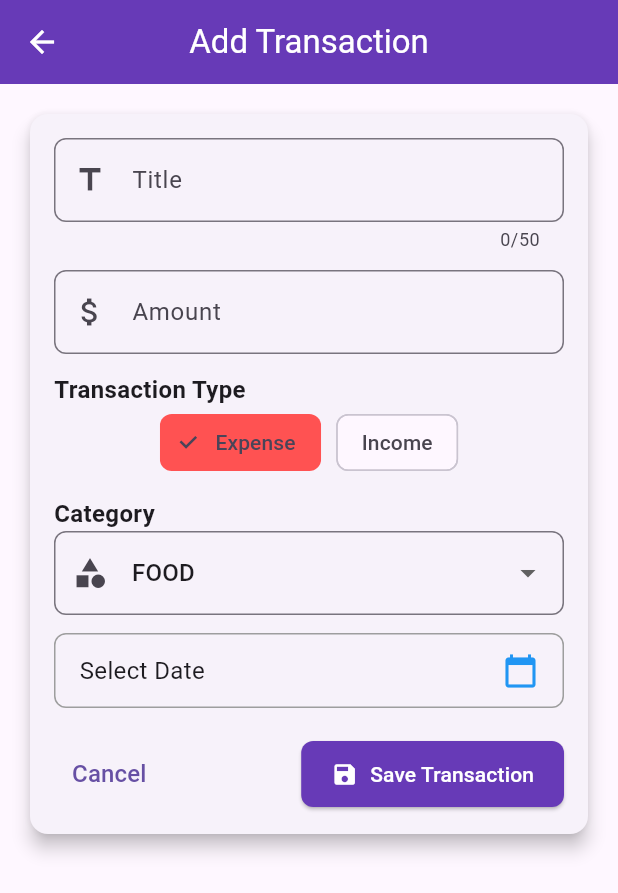
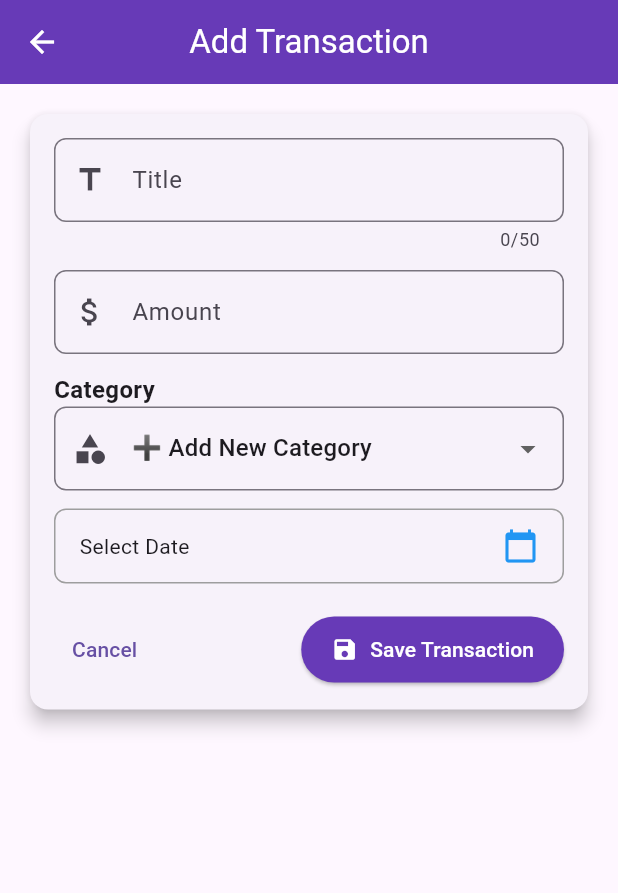
Before and after one commit to shshaheen/MyFinance, a Flutter app: the AddTransactionScreen screen opened directly, on a phone screen of 412 x 824 dp. Shown: the top 893 px of the screen. Run offline on Flutter 3.47's test engine with Material 3 defaults, Android fonts, the light colour scheme and no system bars; our stand-ins replace cloud_firestore, firebase_auth, firebase_core; accounts and stored records are empty; generated files the repository leaves out were written again.

Commit message:
Add categories manually

```diff
--- a/lib/models/transaction.dart
+++ b/lib/models/transaction.dart
@@ -1,10 +1,8 @@
 import 'package:uuid/uuid.dart';
 import 'package:intl/intl.dart';
-
+import 'category.dart';
 final formatter = DateFormat.yMd();
 const uuid = Uuid();
-
-enum Category { food, leisure, travel, work }
 
 
 enum TransactionType { income, expense }
@@ -22,7 +20,7 @@ class Transaction {
   final String title;
   final double amount;
   final DateTime date;
-  final Category category;
+  final CategoryModel category;
   final TransactionType type; // NEW FIELD
 
   String get formattedDate {
--- a/lib/screens/add_transaction_screen.dart
+++ b/lib/screens/add_transaction_screen.dart
@@ -1,12 +1,6 @@
 import 'package:flutter/material.dart';
+import '../models/transaction.dart';
 import 'package:intl/intl.dart';
-import 'package:uuid/uuid.dart';
-
-final formatter = DateFormat.yMd();
-const uuid = Uuid();
-
-enum Category { food, leisure, travel, work }
-enum TransactionType { income, expense }
 
 class AddTransactionScreen extends StatefulWidget {
   const AddTransactionScreen({super.key});
@@ -19,21 +13,46 @@ class _AddTransactionScreenState extends State<AddTransactionScreen> {
   final _titleController = TextEditingController();
   final _amountController = TextEditingController();
   DateTime? _selectedDate;
-  Category _selectedCategory = Category.food;
-  TransactionType _selectedType = TransactionType.expense; // Default to Expense
+  TransactionType _selectedType = TransactionType.expense;
+  List<String> _categories = ['Food', 'Leisure', 'Travel', 'Work'];
+  String? _selectedCategory;
 
-  void _presentDatePicker() async {
-    final now = DateTime.now();
-    final firstDate = DateTime(now.year - 1, now.month, now.day);
-    final pickedDate = await showDatePicker(
+  final formatter = DateFormat.yMMMd();
+
+  void _addNewCategory() {
+    TextEditingController _newCategoryController = TextEditingController();
+
+    showDialog(
       context: context,
-      initialDate: now,
-      firstDate: firstDate,
-      lastDate: now,
+      builder: (ctx) {
+        return AlertDialog(
+          title: const Text("Add New Category"),
+          content: TextField(
+            controller: _newCategoryController,
+            decoration: const InputDecoration(labelText: "Category Name"),
+          ),
+          actions: [
+            TextButton(
+              onPressed: () => Navigator.pop(ctx),
+              child: const Text("Cancel"),
+            ),
+            ElevatedButton(
+              onPressed: () {
+                final newCategoryName = _newCategoryController.text.trim();
+                if (newCategoryName.isNotEmpty && !_categories.contains(newCategoryName)) {
+                  setState(() {
+                    _categories.add(newCategoryName);
+                    _selectedCategory = newCategoryName;
+                  });
+                  Navigator.pop(ctx);
+                }
+              },
+              child: const Text("Add"),
+            ),
+          ],
+        );
+      },
     );
-    setState(() {
-      _selectedDate = pickedDate;
-    });
   }
 
   void _submitTransaction() {
@@ -42,18 +61,16 @@ class _AddTransactionScreenState extends State<AddTransactionScreen> {
 
     if (_titleController.text.trim().isEmpty ||
         amountIsInvalid ||
-        _selectedDate == null) {
+        _selectedDate == null ||
+        _selectedCategory == null) {
       showDialog(
         context: context,
         builder: (ctx) => AlertDialog(
           title: const Text("Invalid Input"),
-          content: const Text(
-              "Please enter a valid Title, Amount, Date, and Category."),
+          content: const Text("Please enter a valid Title, Amount, Date, and Category."),
           actions: [
             TextButton(
-              onPressed: () {
-                Navigator.pop(ctx);
-              },
+              onPressed: () => Navigator.pop(ctx),
               child: const Text("Okay"),
             ),
           ],
@@ -61,15 +78,6 @@ class _AddTransactionScreenState extends State<AddTransactionScreen> {
       );
       return;
     }
-
-    // widget.onAddTransaction(Transaction(
-    //     title: _titleController.text,
-    //     amount: enteredAmount,
-    //     date: _selectedDate!,
-    //     category: _selectedCategory,
-    //     type: _selectedType, // Store income/expense type
-    // ));
-
     Navigator.pop(context);
   }
 
@@ -96,7 +104,6 @@ class _AddTransactionScreenState extends State<AddTransactionScreen> {
               child: Column(
                 crossAxisAlignment: CrossAxisAlignment.start,
                 children: [
-                  // **Title Input**
                   TextField(
                     controller: _titleController,
                     maxLength: 50,
@@ -110,7 +117,6 @@ class _AddTransactionScreenState extends State<AddTransactionScreen> {
                   ),
                   const SizedBox(height: 12),
 
-                  // **Amount Input**
                   TextField(
                     controller: _amountController,
                     keyboardType: TextInputType.number,
@@ -124,59 +130,29 @@ class _AddTransactionScreenState extends State<AddTransactionScreen> {
                   ),
                   const SizedBox(height: 12),
 
-                  // **Transaction Type Selector (Income / Expense)**
-                  Text(
-                    "Transaction Type",
-                    style: TextStyle(fontSize: 16, fontWeight: FontWeight.bold),
-                  ),
-                  Row(
-                    mainAxisAlignment: MainAxisAlignment.center,
-                    children: [
-                      ChoiceChip(
-                        label: const Text("Expense"),
-                        selected: _selectedType == TransactionType.expense,
-                        selectedColor: Colors.redAccent,
-                        onSelected: (selected) {
-                          setState(() {
-                            _selectedType = TransactionType.expense;
-                          });
-                        },
+                  const Text("Category", style: TextStyle(fontSize: 16, fontWeight: FontWeight.bold)),
+                  DropdownButtonFormField<String?>(
+                    value: _selectedCategory,
+                    items: [
+                      ..._categories.map(
+                        (category) => DropdownMenuItem(
+                          value: category,
+                          child: Text(category),
+                        ),
                       ),
-                      const SizedBox(width: 10),
-                      ChoiceChip(
-                        label: const Text("Income"),
-                        selected: _selectedType == TransactionType.income,
-                        selectedColor: Colors.green,
-                        onSelected: (selected) {
-                          setState(() {
-                            _selectedType = TransactionType.income;
-                          });
-                        },
+                      DropdownMenuItem<String?>(
+                        value: null,
+                        child: const Text("➕ Add New Category"),
                       ),
                     ],
-                  ),
-                  const SizedBox(height: 12),
-
-                  // **Category Selector**
-                  Text(
-                    "Category",
-                    style: TextStyle(fontSize: 16, fontWeight: FontWeight.bold),
-                  ),
-                  DropdownButtonFormField(
-                    value: _selectedCategory,
-                    items: Category.values
-                        .map(
-                          (category) => DropdownMenuItem(
-                            value: category,
-                            child: Text(category.name.toUpperCase()),
-                          ),
-                        )
-                        .toList(),
                     onChanged: (value) {
-                      if (value == null) return;
-                      setState(() {
-                        _selectedCategory = value;
-                      });
+                      if (value == null) {
+                        _addNewCategory();
+                      } else {
+                        setState(() {
+                          _selectedCategory = value;
+                        });
+                      }
                     },
                     decoration: InputDecoration(
                       prefixIcon: const Icon(Icons.category),
@@ -187,12 +163,22 @@ class _AddTransactionScreenState extends State<AddTransactionScreen> {
                   ),
                   const SizedBox(height: 12),
 
-                  // **Date Picker**
                   GestureDetector(
-                    onTap: _presentDatePicker,
+                    onTap: () async {
+                      final pickedDate = await showDatePicker(
+                        context: context,
+                        initialDate: DateTime.now(),
+                        firstDate: DateTime(DateTime.now().year - 1),
+                        lastDate: DateTime.now(),
+                      );
+                      if (pickedDate != null) {
+                        setState(() {
+                          _selectedDate = pickedDate;
+                        });
+                      }
+                    },
                     child: Container(
-                      padding: const EdgeInsets.symmetric(
-                          vertical: 12, horizontal: 16),
+                      padding: const EdgeInsets.symmetric(vertical: 12, horizontal: 16),
                       decoration: BoxDecoration(
                         border: Border.all(color: Colors.grey),
                         borderRadius: BorderRadius.circular(8),
@@ -200,12 +186,7 @@ class _AddTransactionScreenState extends State<AddTransactionScreen> {
                       child: Row(
                         mainAxisAlignment: MainAxisAlignment.spaceBetween,
                         children: [
-                          Text(
-                            _selectedDate == null
-                                ? "Select Date"
-                                : formatter.format(_selectedDate!),
-                            style: TextStyle(fontSize: 16),
-                          ),
+                          Text(_selectedDate == null ? "Select Date" : formatter.format(_selectedDate!)),
                           const Icon(Icons.calendar_today, color: Colors.blue),
                         ],
                       ),
@@ -213,18 +194,12 @@ class _AddTransactionScreenState extends State<AddTransactionScreen> {
                   ),
                   const SizedBox(height: 20),
 
-                  // **Buttons: Cancel & Save**
                   Row(
                     mainAxisAlignment: MainAxisAlignment.spaceBetween,
                     children: [
                       TextButton(
-                        onPressed: () {
-                          Navigator.pop(context);
-                        },
-                        child: const Text(
-                          "Cancel",
-                          style: TextStyle(fontSize: 16),
-                        ),
+                        onPressed: () => Navigator.pop(context),
+                        child: const Text("Cancel"),
                       ),
                       ElevatedButton.icon(
                         onPressed: _submitTransaction,
@@ -233,11 +208,7 @@ class _AddTransactionScreenState extends State<AddTransactionScreen> {
                         style: ElevatedButton.styleFrom(
                           backgroundColor: Colors.deepPurple,
                           foregroundColor: Colors.white,
-                          padding: const EdgeInsets.symmetric(
-                              horizontal: 20, vertical: 12),
-                          shape: RoundedRectangleBorder(
-                            borderRadius: BorderRadius.circular(8),
-                          ),
+                          padding: const EdgeInsets.symmetric(horizontal: 20, vertical: 12),
                         ),
                       ),
                     ],
```
Also changed, not shown: lib/models/category.dart (+17 -11 lines), lib/screens/add_category_screen.dart (+39 -0 lines).
